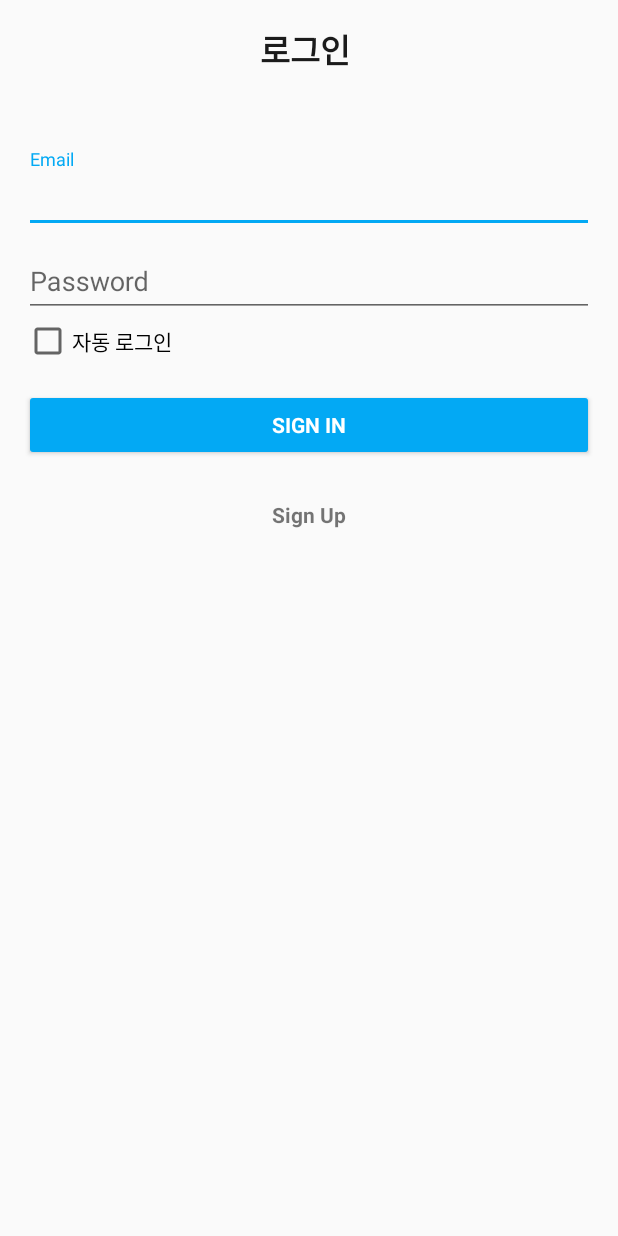
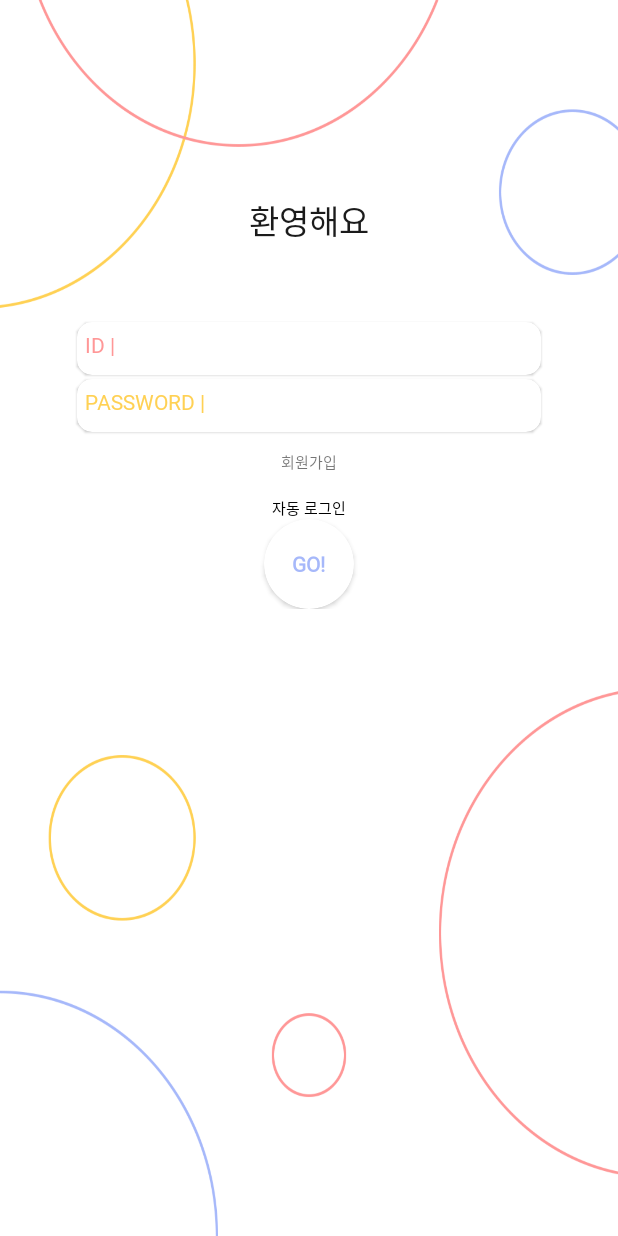
Before and after one commit to magam-sigan-neomgin/SunrinHackathon5th, an Android app: the screen it shows after launch (LoginActivity), on a phone screen of 412 x 824 dp. Run offline under Robolectric (Android 15) with nearby library versions, the phone set to English and light mode, and no system bars; our stand-ins replace Timber; 2 statements that could not run were skipped.

Commit message:
Login UI

```diff
--- a/app/src/main/java/com/jeongwoochang/sunrinhackathon5th/API/APIInterface.java
+++ b/app/src/main/java/com/jeongwoochang/sunrinhackathon5th/API/APIInterface.java
@@ -9,7 +9,6 @@ import retrofit2.http.*;
 import java.util.HashMap;
 
 public interface APIInterface {
-
     @POST("/register")
     Call<ResBody> register(@Body User registerParm); //@PartMap HashMap<String, RequestBody> registerParm
 
--- /dev/null
+++ b/app/src/main/res/drawable/auto_login_check_box.xml
@@ -0,0 +1,5 @@
+<?xml version="1.0" encoding="utf-8"?>
+<selector xmlns:android="http://schemas.android.com/apk/res/android">
+
+
+</selector>
--- a/app/src/main/res/layout/activity_login.xml
+++ b/app/src/main/res/layout/activity_login.xml
@@ -5,10 +5,7 @@
         xmlns:app="http://schemas.android.com/apk/res-auto" android:layout_width="match_parent"
         android:orientation="vertical"
         android:layout_height="match_parent"
-        android:paddingBottom="@dimen/activity_vertical_margin"
-        android:paddingLeft="@dimen/activity_horizontal_margin"
-        android:paddingRight="@dimen/activity_horizontal_margin"
-        android:paddingTop="@dimen/activity_vertical_margin"
+        android:background="@drawable/login_background"
         tools:context=".activity.LoginActivity">
 
     <com.airbnb.lottie.LottieAnimationView android:layout_width="match_parent" android:layout_height="match_parent"
@@ -24,43 +21,76 @@
             android:layout_height="wrap_content"
             android:textSize="22.2sp"
             android:textColor="#1b1b1b"
-            android:textStyle="bold"
+            android:fontFamily="@font/nanum_square_l"
             android:layout_centerHorizontal="true"
+            android:layout_marginTop="130dp"
             android:layout_marginBottom="50.3dp"
             android:id="@+id/title"
-            android:text="로그인 "/>
+            android:text="환영해요"/>
 
     <LinearLayout
             android:id="@+id/email_login_form"
             android:layout_width="match_parent"
+            android:layout_marginRight="@dimen/login_side_margin"
+            android:layout_marginLeft="@dimen/login_side_margin"
             android:layout_below="@id/title"
             android:layout_height="wrap_content"
             android:orientation="vertical">
 
-        <com.google.android.material.textfield.TextInputLayout
+        <androidx.cardview.widget.CardView
                 android:layout_width="match_parent"
+                app:cardCornerRadius="10dp"
+                android:layout_margin="1dp"
+                app:cardElevation="1dp"
                 android:layout_height="wrap_content">
+
+            <RelativeLayout
+                    android:layout_margin="5dp"
+                    android:layout_width="match_parent" android:layout_height="wrap_content">
+
+                <TextView android:layout_width="wrap_content" android:layout_height="wrap_content"
+                          android:text="ID |"
+                          android:fontFamily="@font/nanum_square_eb"
+                          android:textColor="#ff9797"
+                          android:id="@+id/hintID"/>
 
                 <AutoCompleteTextView
                         android:id="@+id/email"
                         android:layout_width="match_parent"
+                        android:layout_toRightOf="@id/hintID"
                         android:layout_height="wrap_content"
-                    android:hint="@string/prompt_email"
+                        android:background="@null"
+                        android:layout_marginLeft="5dp"
                         android:inputType="textEmailAddress"
                         android:maxLines="1"
                         android:singleLine="true"/>
 
-        </com.google.android.material.textfield.TextInputLayout>
+            </RelativeLayout>
 
-        <com.google.android.material.textfield.TextInputLayout
+        </androidx.cardview.widget.CardView>
+
+        <androidx.cardview.widget.CardView
                 android:layout_width="match_parent"
+                app:cardCornerRadius="10dp"
+                app:cardElevation="1dp"
+                android:layout_margin="1dp"
                 android:layout_height="wrap_content">
+
+            <RelativeLayout
+                    android:layout_margin="5dp"
+                    android:layout_width="match_parent" android:layout_height="wrap_content">
+
+                <TextView android:layout_width="wrap_content" android:layout_height="wrap_content"
+                          android:text="PASSWORD |"
+                          android:textColor="#ffd154"
+                          android:fontFamily="@font/nanum_square_eb"
+                          android:id="@+id/hintPW"/>
 
                 <EditText
                         android:id="@+id/password"
                         android:layout_width="match_parent"
                         android:layout_height="wrap_content"
-                    android:hint="@string/prompt_password"
+                        android:background="@null"
                         android:imeActionId="6"
                         android:imeActionLabel="@string/action_sign_in_short"
                         android:imeOptions="actionUnspecified"
@@ -68,34 +98,50 @@
                         android:maxLines="1"
                         android:singleLine="true"/>
 
-        </com.google.android.material.textfield.TextInputLayout>
+            </RelativeLayout>
 
-        <CheckBox android:layout_width="wrap_content" android:layout_height="wrap_content"
-                  android:id="@+id/autoLogin"
-                  android:text="자동 로그인"/>
-
-        <Button
-                android:id="@+id/email_sign_in_button"
-                style="?android:textAppearanceSmall"
-                android:layout_width="match_parent"
-                android:layout_height="wrap_content"
-                android:layout_marginTop="16dp"
-                android:backgroundTint="@color/colorAccent"
-                android:textColor="@color/white"
-                android:text="@string/action_sign_in"
-                android:textStyle="bold"/>
+        </androidx.cardview.widget.CardView>
 
         <TextView
                 android:id="@+id/email_sign_up_button"
                 style="?android:textAppearanceSmall"
+                android:textSize="10dp"
                 android:layout_width="wrap_content"
+                android:fontFamily="@font/nanum_square_l"
                 android:layout_height="wrap_content"
                 android:background="?attr/selectableItemBackground"
                 android:layout_gravity="center_horizontal"
-                android:padding="10dp"
-                android:layout_marginTop="16dp"
-                android:text="@string/action_sign_up"
+                android:padding="5dp"
+                android:layout_marginBottom="10dp"
+                android:layout_marginTop="5dp"
+                android:text="@string/action_sign_up"/>
+
+        <CheckBox android:layout_width="wrap_content" android:layout_height="wrap_content"
+                  android:id="@+id/autoLogin"
+                  android:textSize="10dp"
+                  android:layout_gravity="center_horizontal"
+                  android:fontFamily="@font/nanum_square_l"
+                  android:background="@drawable/auto_login_check_box"
+                  android:button="@null"
+                  android:text="자동 로그인"/>
+
+        <androidx.cardview.widget.CardView android:layout_width="60dp"
+                                           app:cardCornerRadius="30dp"
+                                           android:id="@+id/email_sign_in_button"
+                                           android:elevation="20dp"
+                                           android:layout_gravity="center_horizontal"
+                                           android:foreground="?attr/selectableItemBackground"
+                                           android:layout_height="60dp">
+
+            <TextView
+                    style="?android:textAppearanceSmall"
+                    android:layout_width="wrap_content"
+                    android:layout_gravity="center"
+                    android:layout_height="wrap_content"
+                    android:fontFamily="@font/nanum_square_eb"
+                    android:textColor="#a6b8fa"
+                    android:text="@string/action_sign_in"
                     android:textStyle="bold"/>
-
+        </androidx.cardview.widget.CardView>
     </LinearLayout>
 </RelativeLayout>
--- a/app/src/main/res/values/dimens.xml
+++ b/app/src/main/res/values/dimens.xml
@@ -2,4 +2,5 @@
     <!-- Default screen margins, per the Android Design guidelines. -->
     <dimen name="activity_horizontal_margin">16dp</dimen>
     <dimen name="activity_vertical_margin">16dp</dimen>
+    <dimen name="login_side_margin">50dp</dimen>
 </resources>
--- a/app/src/main/res/values/strings.xml
+++ b/app/src/main/res/values/strings.xml
@@ -4,16 +4,16 @@
 
 
     <!-- Strings related to login -->
-    <string name="prompt_email">Email</string>
-    <string name="prompt_password">Password</string>
-    <string name="action_sign_in">Sign in</string>
+    <string name="prompt_email">ID |</string>
+    <string name="prompt_password">PASSWORD |</string>
+    <string name="action_sign_in">GO!</string>
     <string name="action_sign_in_short">Sign in</string>
     <string name="error_invalid_email">This email address is invalid</string>
     <string name="error_invalid_password">This password is too short</string>
     <string name="error_incorrect_password">This password is incorrect</string>
     <string name="error_field_required">This field is required</string>
     <string name="permission_rationale">"Contacts permissions are needed for providing email completions."</string>
-    <string name="action_sign_up">Sign Up</string>
+    <string name="action_sign_up">회원가입</string>
     <string name="prompt_username">Username</string>
 
 
```
Also changed, not shown: app/src/main/res/drawable/login_background.png (added), 4 other files. Lines whose indentation alone changed are shown as unchanged.
